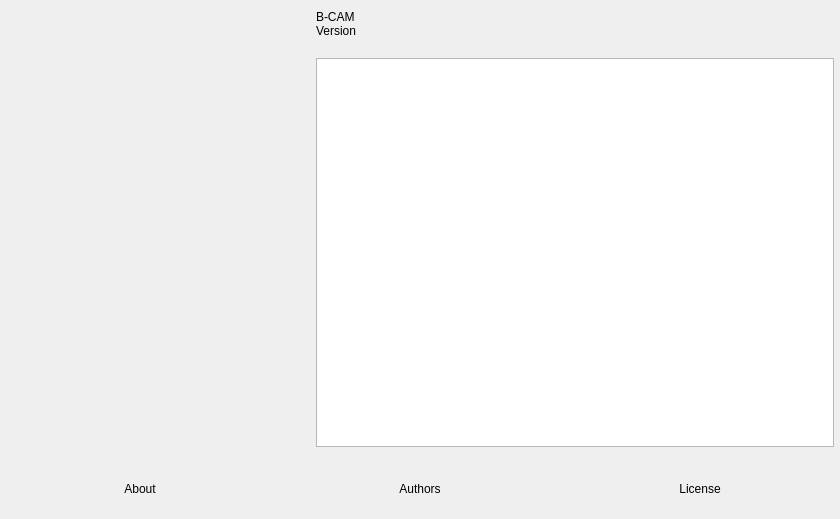
This is vendor_skins/RemoteFilming-B/UI/forms/OBSAbout.ui in CoSMoSoftware/OBS-studio-webrtc as Qt 5 draws it before an edit. The edited form follows.
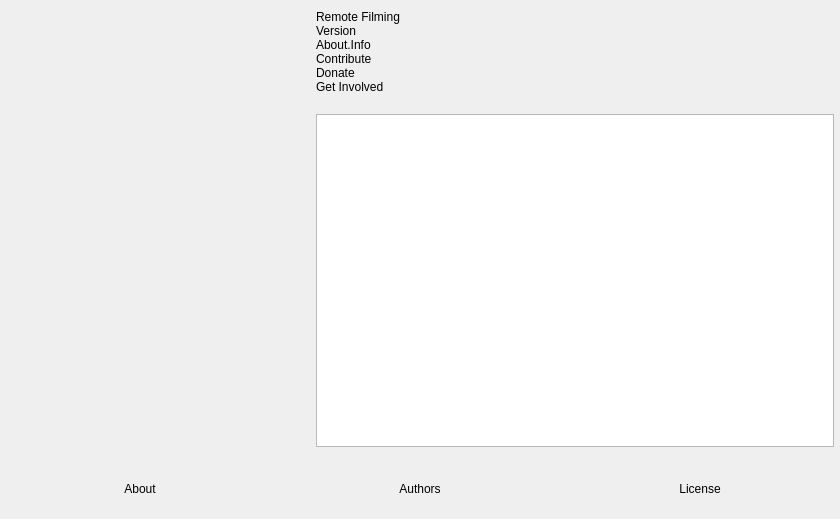
This is the edited form. Icons and pictures are not drawn. Custom widgets are drawn as their Qt base class.

```diff
--- a/vendor_skins/RemoteFilming-B/UI/forms/OBSAbout.ui
+++ b/vendor_skins/RemoteFilming-B/UI/forms/OBSAbout.ui
@@ -76,7 +76,7 @@
        <item>
         <widget class="QLabel" name="name">
          <property name="text">
-          <string notr="true">B-CAM</string>
+          <string notr="true">Remote Filming</string>
          </property>
         </widget>
        </item>
@@ -87,6 +87,40 @@
          </property>
         </widget>
        </item>
+       <item>
+        <widget class="QLabel" name="info">
+         <property name="text">
+          <string>About.Info</string>
+         </property>
+         <property name="wordWrap">
+          <bool>true</bool>
+         </property>
+        </widget>
+       </item>
+       <item>
+        <widget class="QLabel" name="contribute">
+         <property name="text">
+          <string notr="true">Contribute</string>
+         </property>
+         <property name="wordWrap">
+          <bool>true</bool>
+         </property>
+        </widget>
+       </item>
+       <item>
+        <widget class="QLabel" name="donate">
+         <property name="text">
+          <string notr="true">Donate</string>
+         </property>
+        </widget>
+       </item>
+       <item>
+        <widget class="QLabel" name="getInvolved">
+         <property name="text">
+          <string notr="true">Get Involved</string>
+         </property>
+        </widget>
+       </item>
        <item>
         <spacer name="verticalSpacer">
          <property name="orientation">
```
